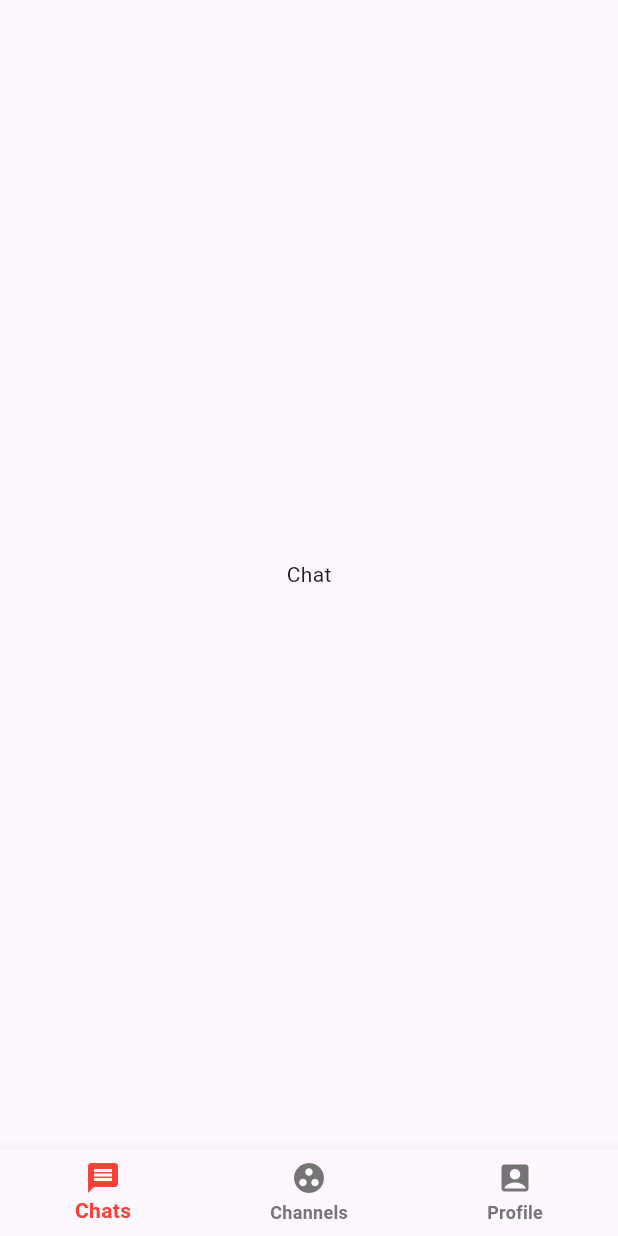
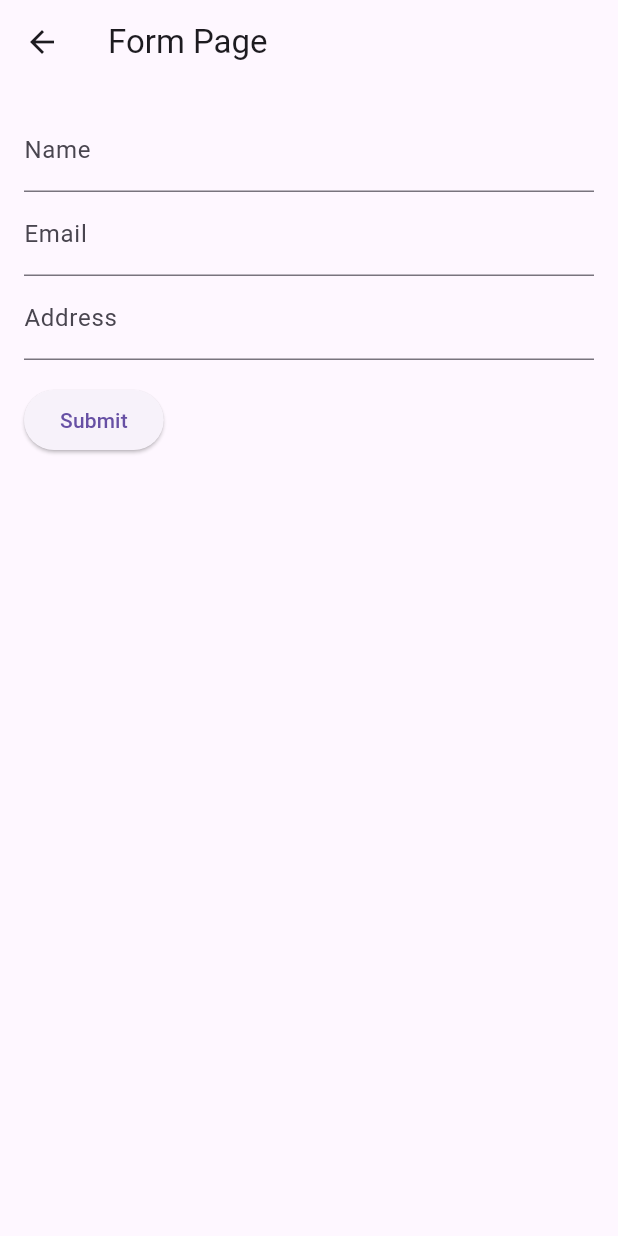
Before and after one commit to ozymandias45/flutter_uts, a Flutter app: the screen it shows after launch, after a tap on the "arrow circle right" icon, on a phone screen of 412 x 824 dp. Run offline on Flutter 3.47's test engine with Material 3 defaults, Android fonts, the phone set to English and light mode, and no system bars.

Commit message:
feat: Update text and add form in SecondPage

```diff
--- a/lib/pages/new-user/firstPage.dart
+++ b/lib/pages/new-user/firstPage.dart
@@ -26,7 +26,7 @@ class FirstPage extends StatelessWidget {
                   ),
                   SizedBox(height: 5),
                   Text(
-                    'Welcome to the app designed to help you discover communities tailored to your interests.',
+                    'Leading News Portal',
                     style: TextStyle(
                       color: Colors.white,
                       fontSize: 17,
--- a/lib/pages/new-user/secondPage.dart
+++ b/lib/pages/new-user/secondPage.dart
@@ -6,31 +6,92 @@ class SecondPage extends StatelessWidget {
   @override
   Widget build(BuildContext context) {
     return Scaffold(
-      body: Container(
-        child: const Center(child: Text("Chat")),
+      appBar: AppBar(
+        title: const Text('Form Page'),
       ),
-      bottomNavigationBar: BottomNavigationBar(
-        selectedItemColor: Colors.red,
-        unselectedItemColor: Colors.grey.shade600,
-        selectedLabelStyle: const TextStyle(fontWeight: FontWeight.w600),
-        unselectedLabelStyle: const TextStyle(fontWeight: FontWeight.w600),
-        type: BottomNavigationBarType.fixed,
-        items: const [
-          BottomNavigationBarItem(
-            icon: Icon(Icons.message),
-            label: "Chats",
+      body: Padding(
+        padding: const EdgeInsets.all(16.0),
+        child: MyForm(),
+      ),
+    );
+  }
+}
+
+class MyForm extends StatefulWidget {
+  @override
+  _MyFormState createState() => _MyFormState();
+}
+
+class _MyFormState extends State<MyForm> {
+  final _formKey = GlobalKey<FormState>();
+  TextEditingController _nameController = TextEditingController();
+  TextEditingController _emailController = TextEditingController();
+  TextEditingController _addressController = TextEditingController();
+
+  @override
+  Widget build(BuildContext context) {
+    return Form(
+      key: _formKey,
+      child: Column(
+        crossAxisAlignment: CrossAxisAlignment.start,
+        children: <Widget>[
+          TextFormField(
+            controller: _nameController,
+            decoration: InputDecoration(labelText: 'Name'),
+            validator: (value) {
+              if (value == null || value.isEmpty) {
+                return 'Please enter your name';
+              }
+              return null;
+            },
           ),
-          BottomNavigationBarItem(
-            icon: Icon(Icons.group_work),
-            label: "Channels",
+          TextFormField(
+            controller: _emailController,
+            decoration: const InputDecoration(labelText: 'Email'),
+            validator: (value) {
+              if (value == null || value.isEmpty) {
+                return 'Please enter your email';
+              }
+              // Add email format validation here if needed
+              return null;
+            },
           ),
-          BottomNavigationBarItem(
-            icon: Icon(Icons.account_box),
-            label: "Profile",
+          TextFormField(
+            controller: _addressController,
+            decoration: const InputDecoration(labelText: 'Address'),
+            validator: (value) {
+              if (value == null || value.isEmpty) {
+                return 'Please enter your address';
+              }
+              return null;
+            },
+          ),
+          Padding(
+            padding: const EdgeInsets.symmetric(vertical: 16.0),
+            child: ElevatedButton(
+              onPressed: () {
+                if (_formKey.currentState != null) {
+                  if (_formKey.currentState!.validate()) {
+                    // Process the form data
+                    _submitForm();
+                  }
+                }
+              },
+              child: const Text('Submit'),
+            ),
           ),
         ],
       ),
     );
-    ;
+  }
+
+  void _submitForm() {
+    // Access form data here, for example:
+    String name = _nameController.text;
+    String email = _emailController.text;
+    String address = _addressController.text;
+
+    // Do something with the form data, such as sending it to an API or displaying it.
+    print('Name: $name, Email: $email, Address: $address');
   }
 }
```
